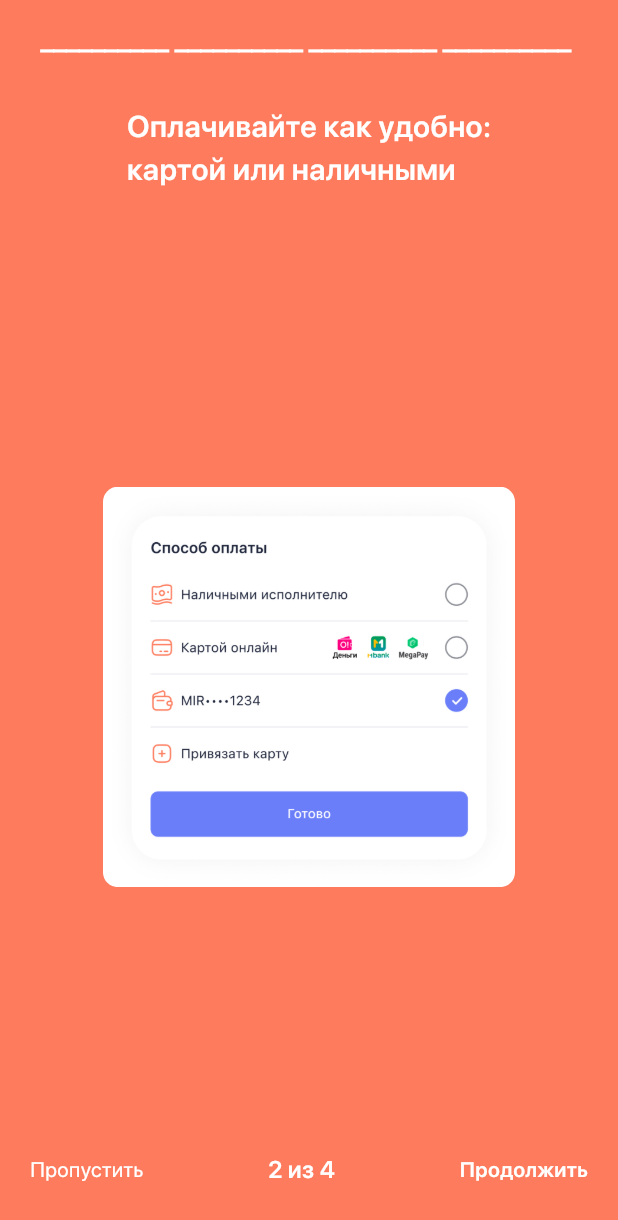
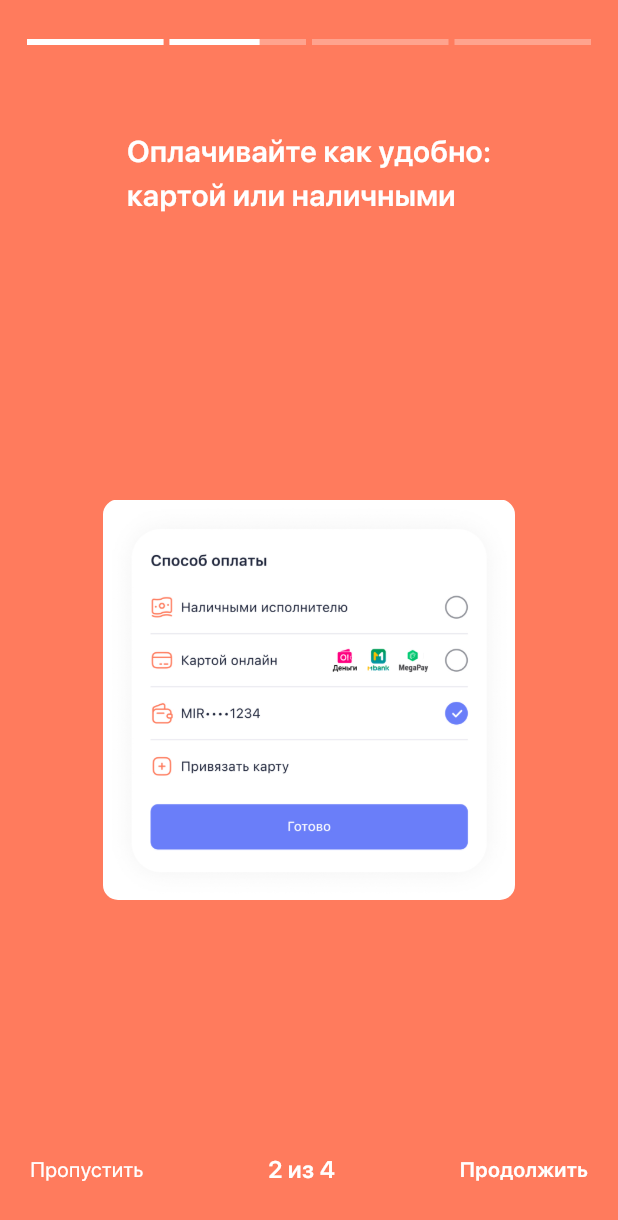
Before and after one commit to VIILKA/spec_client_frontend, a Flutter app: the screen it shows after launch, swiped to page 2, on a phone screen of 412 x 824 dp. Shown: the top 1220 px of the screen. Run offline on Flutter 3.47's test engine with Material 3 defaults, Android fonts, the phone set to English and light mode, and no system bars; our stand-ins replace dio, flutter_screenutil; project files that could hold a hidden picture were left out.

Commit message:
added necesssary librires

```diff
--- a/lib/features/auth/presentation/carousel/carousel.dart
+++ b/lib/features/auth/presentation/carousel/carousel.dart
@@ -1,6 +1,9 @@
+import 'dart:async';
+
 import 'package:flutter/material.dart';
 import 'package:flutter/widgets.dart';
 import 'package:flutter_screenutil/flutter_screenutil.dart';
+
 import 'package:spec_client_app/features/auth/presentation/carousel/carousel_model.dart';
 import 'package:spec_client_app/utils/constants.dart';
 
@@ -11,52 +14,94 @@ class CarouselPage extends StatefulWidget {
   State<CarouselPage> createState() => _CarouselPageState();
 }
 
-class _CarouselPageState extends State<CarouselPage> {
+class _CarouselPageState extends State<CarouselPage>
+    with SingleTickerProviderStateMixin {
+  PageController _controller = PageController();
   int currentIndex = 0;
-  late PageController _controller;
-
+  Timer? _timer;
+  double _progress = 0.0;
+  final int duration = 5;
   @override
   void initState() {
-    _controller = PageController(initialPage: 0);
     super.initState();
+    _startProgress();
   }
 
   @override
   void dispose() {
     _controller.dispose();
+    _timer?.cancel();
     super.dispose();
+  }
+
+  void _startProgress() {
+    _progress = 0.0;
+    _timer?.cancel();
+    _timer = Timer.periodic(Duration(milliseconds: 100), (timer) {
+      setState(() {
+        _progress += 0.1 / duration;
+        if (_progress >= 1.0) {
+          _progress = 0.0;
+          timer.cancel();
+          if (currentIndex < contents.length - 1) {
+            _controller.nextPage(
+              duration: Duration(milliseconds: 300),
+              curve: Curves.easeIn,
+            );
+          }
+        }
+      });
+    });
+  }
+
+  void _onPageChanged(int index) {
+    setState(() {
+      currentIndex = index;
+    });
+    _startProgress();
   }
 
   @override
   Widget build(BuildContext context) {
     return Scaffold(
       backgroundColor: Palette.orange,
+      appBar: AppBar(
+        backgroundColor: Colors.transparent,
+        title: Row(
+          children: List.generate(contents.length, (i) {
+            return Expanded(
+              child: Padding(
+                padding: EdgeInsets.symmetric(horizontal: 2),
+                child: LinearProgressIndicator(
+                  value: i == currentIndex
+                      ? _progress
+                      : (i < currentIndex ? 1.0 : 0.0),
+                  backgroundColor: Colors.white30,
+                  valueColor: AlwaysStoppedAnimation<Color>(Colors.white),
+                ),
+              ),
+            );
+          }),
+        ),
+      ),
       body: SafeArea(
         child: PageView.builder(
           controller: _controller,
           itemCount: contents.length,
-        onPageChanged: (int index) {
-          setState(() {
-            currentIndex = index;
-          });
-        },
+          onPageChanged: _onPageChanged,
           itemBuilder: (context, index) {
             return Padding(
-            padding: EdgeInsets.only(bottom: 33, top: 11, left: 20, right: 20),
+              padding:
+                  EdgeInsets.only(bottom: 33, top: 11, left: 20, right: 20),
               child: Container(
                 child: Column(
                   mainAxisAlignment: MainAxisAlignment.spaceBetween,
                   crossAxisAlignment: CrossAxisAlignment.center,
                   children: [
-                  Text(
-                    '__________ __________ __________ __________ ',
-                    style: TextStyle(
-                        fontSize: 20,
-                        fontWeight: FontWeight.w600,
-                        color: Colors.white),
-                  ),
-                  SizedBox(
-                    height: 30,
+                    Column(
+                      children: [
+                        SizedBox(height: 20),
+                      ],
                     ),
                     Text(
                       contents[index].title,
@@ -65,9 +110,7 @@ class _CarouselPageState extends State<CarouselPage> {
                           fontWeight: FontWeight.w600,
                           color: Colors.white),
                     ),
-                  SizedBox(
-                    height: 20,
-                  ),
+                    SizedBox(height: 20),
                     Expanded(
                       child: Column(
                         mainAxisAlignment: MainAxisAlignment.center,
@@ -96,7 +139,7 @@ class _CarouselPageState extends State<CarouselPage> {
                               color: Colors.white),
                         ),
                         Text(
-                        '${index + 1} из 4',
+                          '${index + 1} из ${contents.length}',
                           style: TextStyle(
                               fontSize: 16,
                               fontWeight: FontWeight.w600,
@@ -116,7 +159,8 @@ class _CarouselPageState extends State<CarouselPage> {
               ),
             );
           },
-      )),
+        ),
+      ),
     );
   }
 }
```
Also changed, not shown: lib/core/resoures/data_state.dart (added, +16 -0 lines), pubspec.yaml (+18 -0 lines), pubspec.lock, 1 other file. Lines whose indentation alone changed are shown as unchanged.
